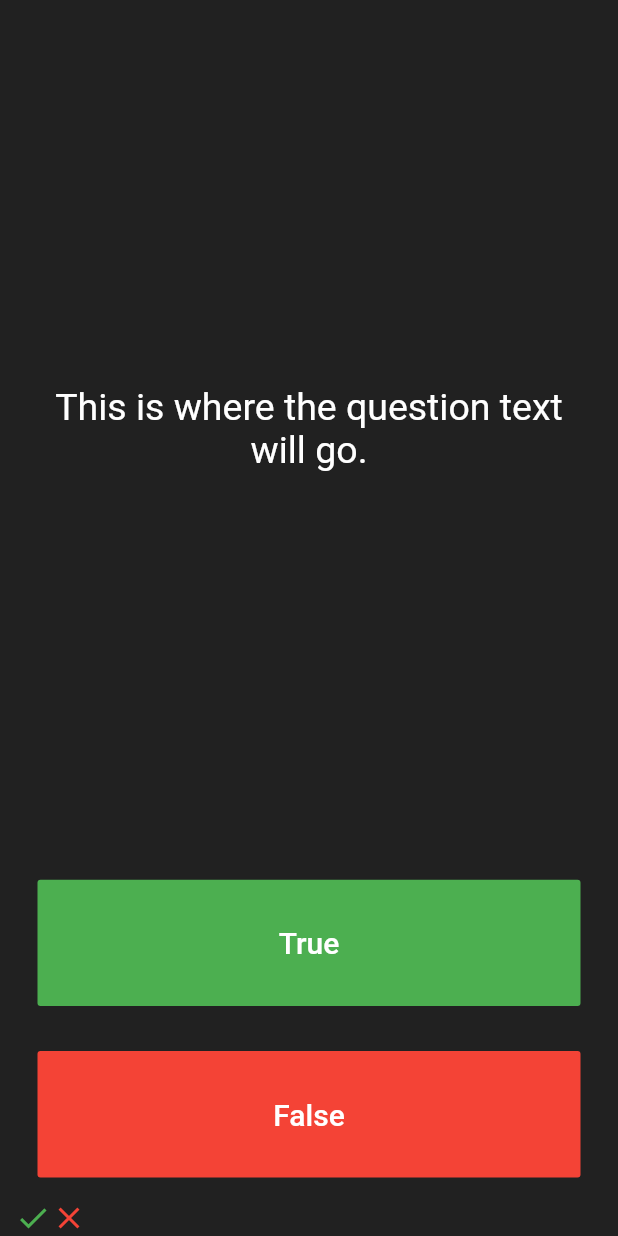
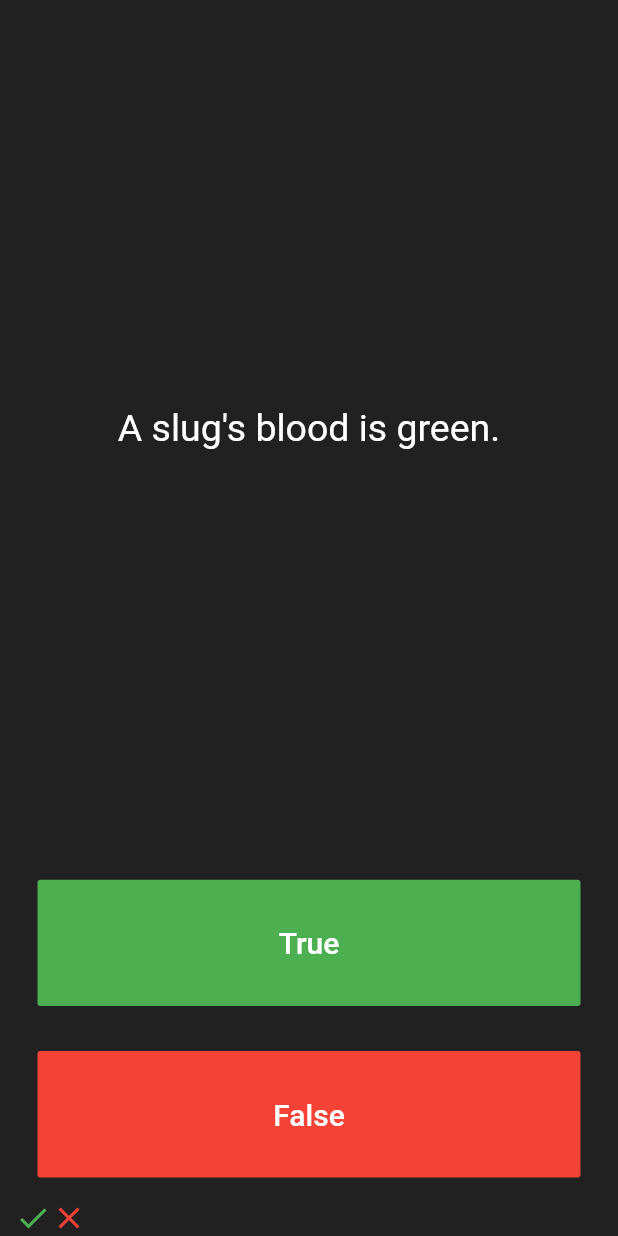
Before and after one commit to erikmaide/Quizzler, a Flutter app: the screen it shows after launch, after a tap on "True", after a tap on "False", on a phone screen of 412 x 824 dp. Run offline on Flutter 3.47's test engine with Material 2 defaults, Android fonts, the phone set to English and light mode, and no system bars.

Commit message:
added: questions array, questionNumber variable, questionNumber ++ when pressed

```diff
--- a/lib/main.dart
+++ b/lib/main.dart
@@ -26,6 +26,12 @@ class QuizPage extends StatefulWidget {
 
 class _QuizPageState extends State<QuizPage> {
   List<Icon> scoreKeeper = [];
+  List<String> questions = [
+    'You can lead a cow down stairs but not up stairs.',
+    'Approximately one quarter of human bones are in the feet.',
+    'A slug\'s blood is green.',
+  ];
+  int questionNumber = 0;
   @override
   Widget build(BuildContext context) {
     return Column(
@@ -38,7 +44,7 @@ class _QuizPageState extends State<QuizPage> {
             padding: EdgeInsets.all(10.0),
             child: Center(
               child: Text(
-                'This is where the question text will go.',
+                questions[questionNumber],
                 textAlign: TextAlign.center,
                 style: TextStyle(
                   fontSize: 25.0,
@@ -63,6 +69,7 @@ class _QuizPageState extends State<QuizPage> {
               ),
               onPressed: () {
                 setState(() {
+                  questionNumber++;
                   scoreKeeper.add(
                     Icon(
                       Icons.check,
@@ -88,6 +95,7 @@ class _QuizPageState extends State<QuizPage> {
               ),
               onPressed: () {
                 setState(() {
+                  questionNumber++;
                   scoreKeeper.add(
                     Icon(
                       Icons.close,
@@ -106,9 +114,3 @@ class _QuizPageState extends State<QuizPage> {
     );
   }
 }
-
-/*
-question1: 'You can lead a cow down stairs but not up stairs.', false,
-question2: 'Approximately one quarter of human bones are in the feet.', true,
-question3: 'A slug\'s blood is green.', true,
-*/
```
